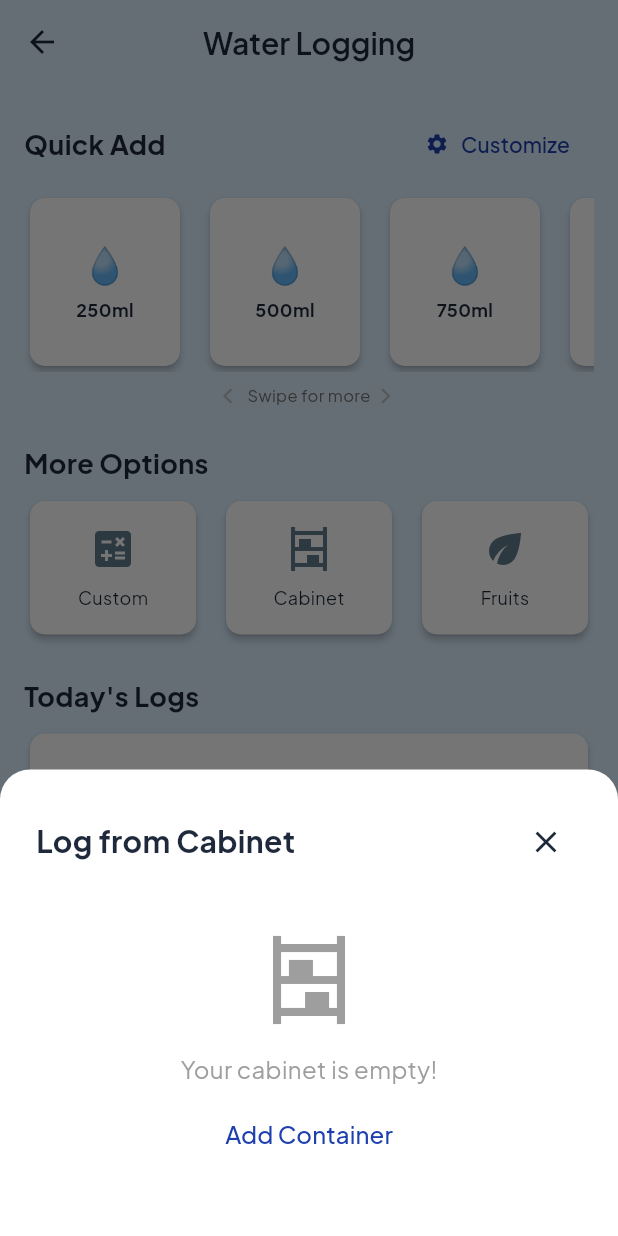
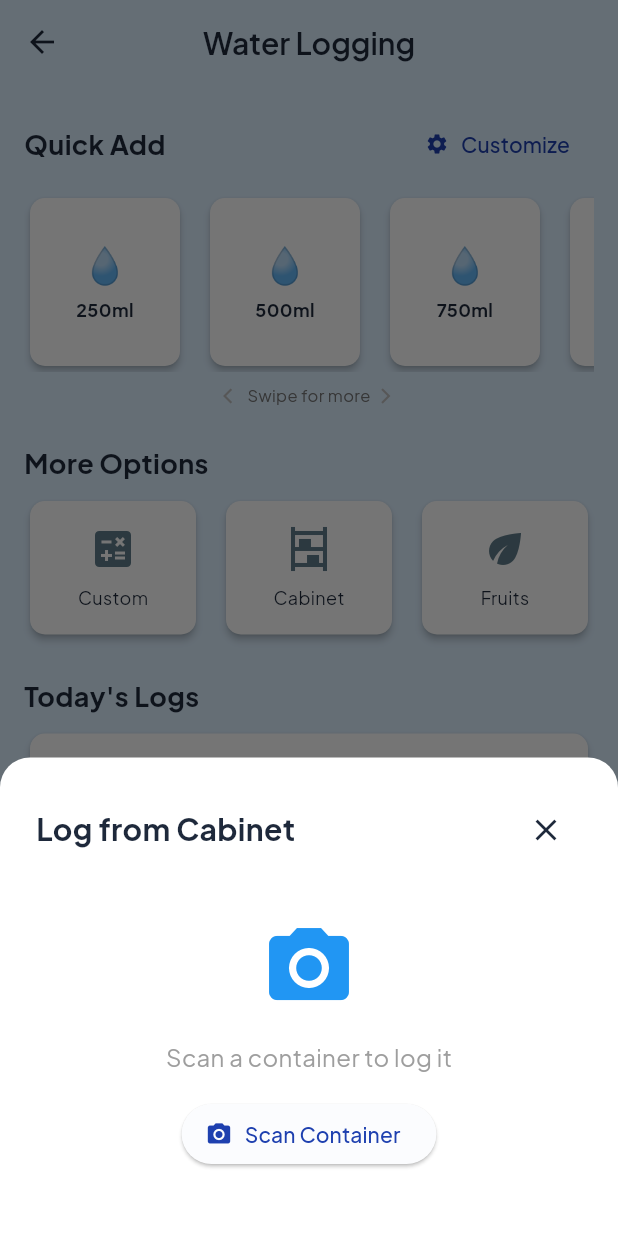
Before and after one commit to oluwatoni307/bluedrop_v2, a Flutter app: the WaterLogPage screen opened by its route, after a tap on "Cabinet", on a phone screen of 412 x 824 dp. Run offline on Flutter 3.47's test engine with Material 3 defaults, Android fonts, the phone set to English and light mode, and no system bars; our stand-ins replace cloud_firestore, device_info_plus, firebase_auth, firebase_core, firebase_messaging, fl_chart and 13 more; missing offline and left inert: android_intent_plus; accounts and stored records are empty; generated files the repository leaves out were written again; network calls fail.

Commit message:
feat: enhance container scanning and water level estimation features

```diff
--- a/lib/features/cabinet/ContainerCabinetPage.dart
+++ b/lib/features/cabinet/ContainerCabinetPage.dart
@@ -297,13 +297,13 @@ class _ContainerCabinetPageState extends State<ContainerCabinetPage> {
                   width: 36,
                   height: 36,
                   decoration: BoxDecoration(
-                    color: Colors.blue.shade50,
+                    color: ContainerIcons.getColor(item.iconType).withAlpha(28),
                     borderRadius: BorderRadius.circular(8),
                   ),
                   child: Icon(
                     ContainerIcons.getIcon(item.iconType),
                     size: 18,
-                    color: Colors.blue.shade700,
+                    color: ContainerIcons.getColor(item.iconType),
                   ),
                 ),
 
--- a/lib/features/cabinet/model.dart
+++ b/lib/features/cabinet/model.dart
@@ -63,5 +63,17 @@ class ContainerIcons {
     'jug': Icons.kitchen, // Large jug
   };
 
+  static const Map<String, Color> colors = {
+    'bottle': Color(0xFF2F80ED),
+    'bottle_metal': Color(0xFF65758B),
+    'mug': Color(0xFFB5651D),
+    'glass': Color(0xFF00A6A6),
+    'cup': Color(0xFFE09F3E),
+    'jug': Color(0xFF7B61A8),
+  };
+
   static IconData getIcon(String type) => map[type] ?? Icons.local_drink;
+
+  static Color getColor(String type) =>
+      colors[type] ?? const Color(0xFF2F80ED);
 }
--- a/lib/features/cabinet/repo.dart
+++ b/lib/features/cabinet/repo.dart
@@ -60,7 +60,7 @@ class ContainerRepository {
   }
 
   /// Estimates the fraction of liquid remaining in a known container.
-  Future<double?> estimateWaterLevel(
+  Future<WaterLevelEstimate?> estimateWaterLevel(
     Uint8List imageBytes,
     String fileName,
   ) async {
--- a/lib/features/water_logging/screens/smart_log_sheet.dart
+++ b/lib/features/water_logging/screens/smart_log_sheet.dart
@@ -51,6 +51,7 @@ class _SmartLogSheetState extends ConsumerState<SmartLogSheet> {
   _CabinetStep _step = _CabinetStep.pickCup;
   LoggableItem? _selectedCup;
   double _detectedFillFraction = 0.5;
+  int? _detectedCapacity;
 
   // --- Cabinet-mode scan state (Task 4) ---
   // Only ever read/written when widget.mode == LogMode.cabinet.
@@ -96,6 +97,7 @@ class _SmartLogSheetState extends ConsumerState<SmartLogSheet> {
                 amount: container.volume,
                 // Use the helper from your repo to get the IconData
                 icon: ContainerIcons.getIcon(container.iconType),
+                iconColor: ContainerIcons.getColor(container.iconType),
                 isVariableType: true,
               );
             }).toList();
@@ -202,10 +204,12 @@ class _SmartLogSheetState extends ConsumerState<SmartLogSheet> {
                         height: 150,
                         child: Center(child: CircularProgressIndicator()),
                       )
+                    : widget.mode == LogMode.cabinet
+                    ? (_items.isEmpty && _step == _CabinetStep.pickCup
+                          ? _buildEmptyState()
+                          : _buildCabinetBody())
                     : _items.isEmpty
                     ? _buildEmptyState()
-                    : widget.mode == LogMode.cabinet
-                    ? _buildCabinetBody()
                     : _buildPickListBody(),
               ),
             ),
@@ -275,7 +279,7 @@ class _SmartLogSheetState extends ConsumerState<SmartLogSheet> {
         child: (_step == _CabinetStep.fillCup && _selectedCup != null)
             ? CupFillView(
                 key: const ValueKey('cupFill'),
-                cupVolumeMl: _selectedCup!.amount,
+                cupVolumeMl: _detectedCapacity ?? _selectedCup!.amount,
                 initialFillFraction: _detectedFillFraction,
                 onComplete: (ml) =>
                     context.pop({'amount': ml, 'type': _selectedDrinkType}),
@@ -384,7 +388,7 @@ class _SmartLogSheetState extends ConsumerState<SmartLogSheet> {
         });
       },
       child: Container(
-        width: 85,
+        width: 120,
         margin: const EdgeInsets.only(right: 12),
         decoration: BoxDecoration(
           color: isSelected ? Colors.blue.shade50 : Colors.grey.shade50,
@@ -402,7 +406,8 @@ class _SmartLogSheetState extends ConsumerState<SmartLogSheet> {
                 ? Icon(
                     item.icon,
                     size: 32,
-                    color: isSelected ? Colors.blue : Colors.grey,
+                        color: item.iconColor ??
+                    (isSelected ? Colors.blue : Colors.grey),
                   )
                 : Text(item.emojiOrIcon, style: const TextStyle(fontSize: 32)),
 
@@ -412,7 +417,7 @@ class _SmartLogSheetState extends ConsumerState<SmartLogSheet> {
               child: Text(
                 item.name,
                 textAlign: TextAlign.center,
-                maxLines: 1,
+                maxLines: 2,
                 overflow: TextOverflow.ellipsis,
                 style: TextStyle(
                   fontSize: 12,
@@ -440,11 +445,11 @@ class _SmartLogSheetState extends ConsumerState<SmartLogSheet> {
   /// blue tint to read as an action tile rather than a selectable item.
   Widget _buildScanNewCard() {
     return GestureDetector(
-      onTap: _isAnalyzing || _selectedItem == null
+      onTap: _isAnalyzing
           ? null
           : _handleScanFromSheet,
       child: Container(
-        width: 85,
+            width: 120,
         margin: const EdgeInsets.only(right: 12),
         decoration: BoxDecoration(
           color: Colors.grey.shade50,
@@ -473,8 +478,6 @@ class _SmartLogSheetState extends ConsumerState<SmartLogSheet> {
   }
 
   Future<void> _handleScanFromSheet() async {
-    if (_selectedItem == null) return;
-
     final ScanResult result = await scanContainerImage(
       context: context,
       repo: _repo,
@@ -496,7 +499,7 @@ class _SmartLogSheetState extends ConsumerState<SmartLogSheet> {
     // message, then back to the picker. Confirmed as sufficient per your
     // last message; flagging only so it's on record that manual-entry
     // fallback was considered and intentionally left out here.
-    if (result.threw || result.fillFraction == null) {
+    if (result.threw || result.fillFraction == null || result.capacity == null) {
       if (mounted) {
         ScaffoldMessenger.of(context).showSnackBar(
           const SnackBar(
@@ -511,7 +514,15 @@ class _SmartLogSheetState extends ConsumerState<SmartLogSheet> {
 
     setState(() {
       _detectedFillFraction = result.fillFraction!;
-      _selectedCup = _selectedItem;
+      _detectedCapacity = result.capacity;
+      _selectedCup = _selectedItem ?? LoggableItem(
+        id: 'scanned-${DateTime.now().microsecondsSinceEpoch}',
+        name: 'Scanned container',
+        amount: result.capacity!,
+        icon: Icons.local_drink,
+        iconColor: ContainerIcons.getColor('bottle'),
+        isVariableType: true,
+      );
       _step = _CabinetStep.fillCup;
     });
   }
@@ -616,6 +627,27 @@ class _SmartLogSheetState extends ConsumerState<SmartLogSheet> {
   }
 
   Widget _buildEmptyState() {
+    if (widget.mode == LogMode.cabinet) {
+      return Column(
+        children: [
+          const SizedBox(height: 20),
+          const Icon(Icons.camera_alt, size: 64, color: Colors.blue),
+          const SizedBox(height: 16),
+          const Text(
+            'Scan a container to log it',
+            style: TextStyle(fontSize: 16, color: Colors.grey),
+          ),
+          const SizedBox(height: 16),
+          ElevatedButton.icon(
+            onPressed: _isAnalyzing ? null : _handleScanFromSheet,
+            icon: const Icon(Icons.camera_alt),
+            label: const Text('Scan Container'),
+          ),
+          const SizedBox(height: 20),
+        ],
+      );
+    }
+
     return Column(
       children: [
         const SizedBox(height: 20),
@@ -691,6 +723,7 @@ class LoggableItem {
   final String name;
   final int amount;
   final IconData? icon;
+  final Color? iconColor;
   final String? emoji;
   final bool isVariableType;
 
@@ -699,6 +732,7 @@ class LoggableItem {
     required this.name,
     required this.amount,
     this.icon,
+    this.iconColor,
     this.emoji,
     required this.isVariableType,
   });
--- a/lib/services/api_service.dart
+++ b/lib/services/api_service.dart
@@ -8,6 +8,16 @@ import 'package:firebase_auth/firebase_auth.dart';
 import 'database_service.dart';
 import '../features/hub/data/challenge_model.dart';
 import '../features/hub/data/challenges_repository.dart';
+
+class WaterLevelEstimate {
+  final double fillPercentage;
+  final int capacity;
+
+  const WaterLevelEstimate({
+    required this.fillPercentage,
+    required this.capacity,
+  });
+}
 
 class ApiService {
   // ---------------------------------------------------------------------------
@@ -236,7 +246,7 @@ class ApiService {
   ///
   /// This endpoint is separate from [recognizeContainer], which identifies
   /// cabinet containers and returns metadata such as name and volume.
-  Future<double?> estimateWaterLevel(
+  Future<WaterLevelEstimate?> estimateWaterLevel(
     Uint8List imageBytes,
     String fileName,
   ) async {
@@ -271,13 +281,18 @@ class ApiService {
     final payload = decoded is Map<String, dynamic>
         ? decoded['analysis'] ?? decoded
         : decoded;
-    final value = payload is Map<String, dynamic>
-        ? payload['fill_percentage'] ?? payload['fillPercent']
-        : payload;
+    if (payload is! Map<String, dynamic>) return null;
+
+    final value = payload['fill_percentage'] ?? payload['fillPercent'];
+    final capacityValue = payload['capacity'];
     final percentage = value is num ? value.toDouble() : null;
+    final capacity = capacityValue is num ? capacityValue.toInt() : null;
 
-    if (percentage == null) return null;
-    return (percentage / 100).clamp(0.0, 1.0);
+    if (percentage == null || capacity == null || capacity <= 0) return null;
+    return WaterLevelEstimate(
+      fillPercentage: (percentage / 100).clamp(0.0, 1.0),
+      capacity: capacity,
+    );
   }
 
   Future<Map<String, dynamic>?> recognizeContainer(
```
Also changed, not shown: lib/features/water_logging/scan_container.dart (+14 -1 lines).
